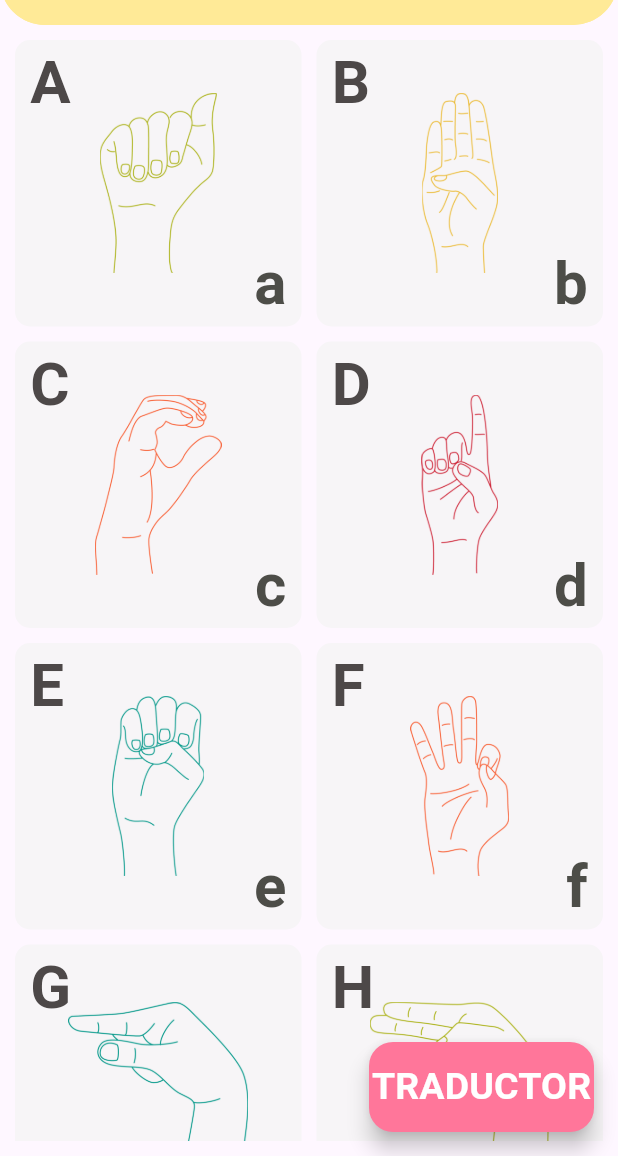
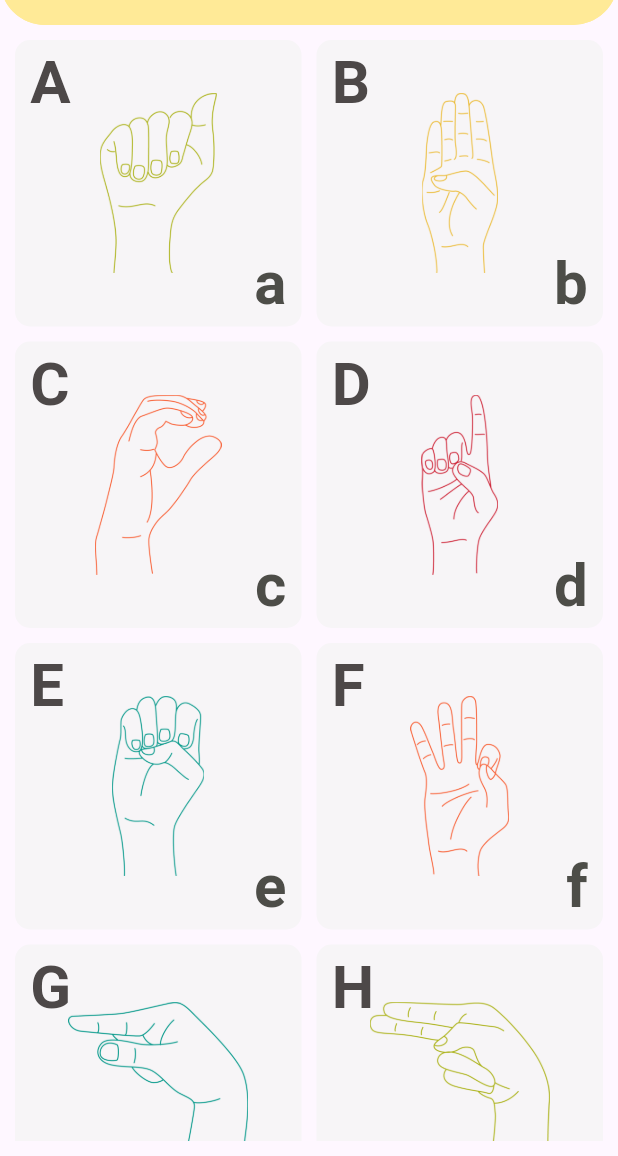
Before and after one commit to LuisCastle08/aprende_a_decirlo, a Flutter app: the PageDictionaryScreen screen opened directly, on a phone screen of 412 x 824 dp, the part 80-1236 px from its top. Run offline on Flutter 3.47's test engine with Material 3 defaults, Android fonts, the phone set to English and light mode, and no system bars; our stand-ins replace cloud_firestore, firebase_core, firebase_storage, image_picker; missing offline and left inert: dart:ffi; accounts and stored records are empty.

Commit message:
[Luis]-Usuario: Se puede hacer premium a alguien, se puede eliminar, se borro el floatingbutton del traductos y se añadieron icons al menu opciones

```diff
--- a/lib/screens/mains/screen_dictionary/dictionary_screen.dart
+++ b/lib/screens/mains/screen_dictionary/dictionary_screen.dart
@@ -41,23 +41,6 @@ class _PageDictionaryScreenState extends State<PageDictionaryScreen> {
           },
         ),
       ),
-      floatingActionButton: SizedBox(
-        width: 150,
-        height: 60,
-        child: FloatingActionButton(
-          enableFeedback: true,
-          /* shape: const StadiumBorder(), */ //BORDER RADIUS A CIRCULO
-          onPressed: () {
-            setState(() {
-
-            });
-            Navigator.push(context,MaterialPageRoute(builder: (_) =>  const TraductoPalabra()));
-
-          },
-          backgroundColor: const Color.fromRGBO(255, 118, 154, 1),
-          child: const Text('TRADUCTOR', style: TextStyle(fontSize: 25, fontWeight: FontWeight.bold, color: Colors.white),)
-        ),
-      ),
     );
   }
 }
--- a/lib/screens/mains/screen_usuario/nuevo_premium.dart
+++ b/lib/screens/mains/screen_usuario/nuevo_premium.dart
@@ -43,7 +43,7 @@ class _NuevoUsuarioPremiumState extends State<NuevoUsuarioPremium> {
                       padding: const EdgeInsets.symmetric(horizontal: 10),
                       width: double.infinity,
                       height: 200,
-                      color: Colors.amber,
+                      color: Color.fromARGB(255, 208, 169, 228),
                       child: Column(
                         mainAxisAlignment: MainAxisAlignment.center,
                         children: [
```
Also changed, not shown: lib/screens/mains/menu_opciones.dart (+5 -3 lines).
